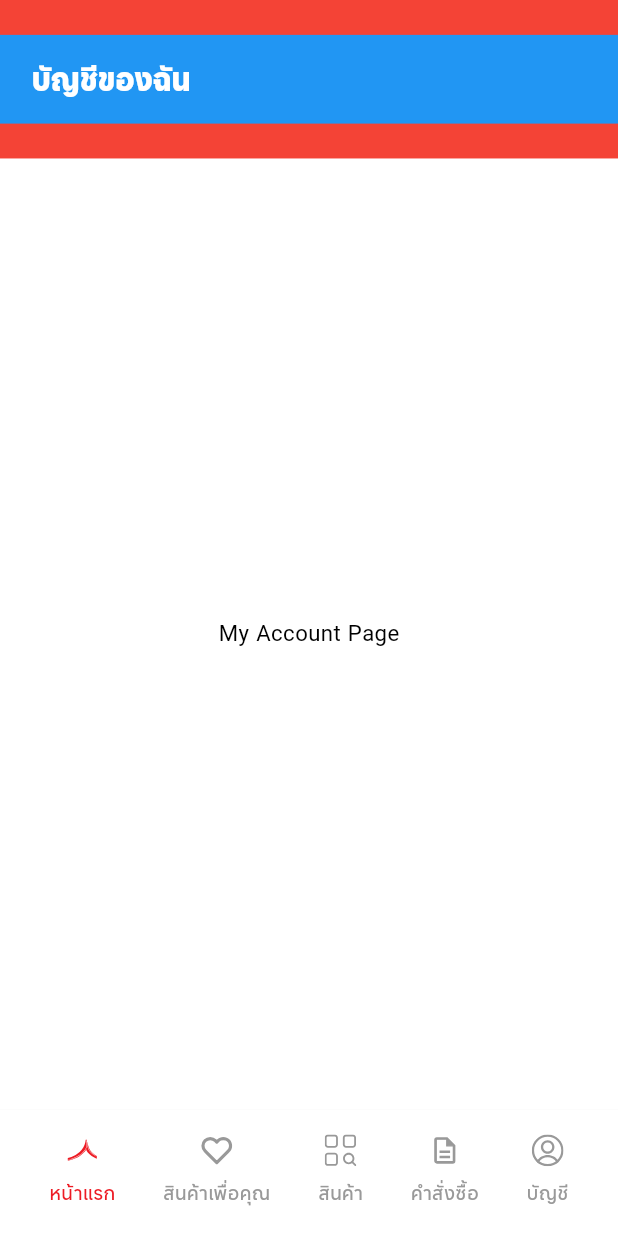
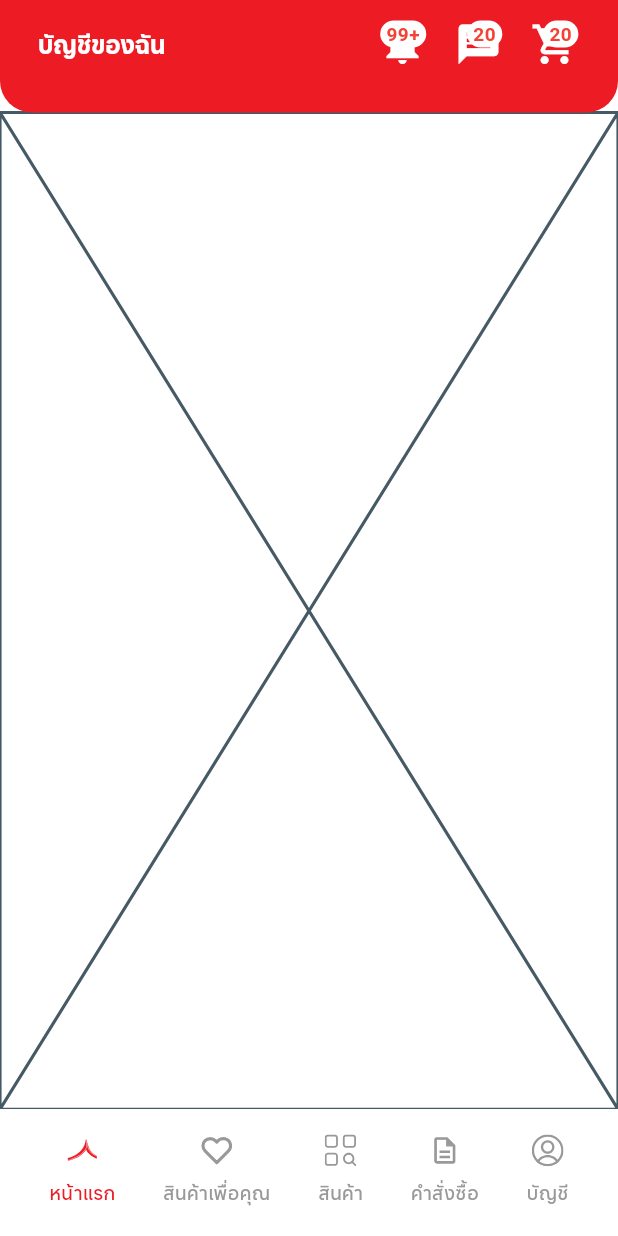
Before and after one commit to cipherstudio/simummuang-marketplace-app-seller, a Flutter app: the screen it shows after launch, after a tap on "My Account.", on a phone screen of 412 x 824 dp. Run offline on Flutter 3.47's test engine with Material 3 defaults, Android fonts, the phone set to English and light mode, and no system bars; our stand-ins replace bloc_concurrency, dio, email_validator, flutter_bloc, flutter_otp_text_field, flutter_svg and 8 more; generated files the repository leaves out were written again.

Commit message:
integrate my account app bar.

```diff
--- a/lib/components/example/smm_app_bar_main_app_bar_example.dart
+++ b/lib/components/example/smm_app_bar_main_app_bar_example.dart
@@ -22,130 +22,130 @@ class _SMMAppBarMainAppBarExampleState
   }
 }
 
-class MyAccountPage extends StatelessWidget {
-  @override
-  Widget build(BuildContext context) {
-    return Scaffold(
-      appBar: AppBar(
-        backgroundColor: Colors.red,
-        toolbarHeight: 100,
+// class MyAccountPage extends StatelessWidget {
+//   @override
+//   Widget build(BuildContext context) {
+//     return Scaffold(
+//       appBar: AppBar(
+//         backgroundColor: Colors.red,
+//         toolbarHeight: 100,
 
-        automaticallyImplyLeading: false,
-        title: Container(
-          color: Colors.blue,
-          height: kToolbarHeight,
-          child: Padding(
-            padding: const EdgeInsets.symmetric(vertical: 8.0, horizontal: 20),
-            child: Row(
-              children: [
-                Text(
-                  'บัญชีของฉัน', // "My Account" in Thai
-                  style: TextStyle(
-                    fontWeight: FontWeight.bold,
-                    fontSize: 20,
-                  ),
-                ),
-              ],
-            ),
-          ),
-        ),
-        // actions: <Widget>[
-        //   IconButton(
-        //     icon: Stack(
-        //       children: <Widget>[
-        //         Icon(Icons.notifications, size: 30),
-        //         Positioned(
-        //           right: 0,
-        //           child: Container(
-        //             padding: EdgeInsets.all(1),
-        //             decoration: BoxDecoration(
-        //               color: Colors.white,
-        //               borderRadius: BorderRadius.circular(6),
-        //             ),
-        //             constraints: BoxConstraints(
-        //               minWidth: 18,
-        //               minHeight: 18,
-        //             ),
-        //             child: Text(
-        //               '99+',
-        //               style: TextStyle(
-        //                 color: Colors.red,
-        //                 fontSize: 12,
-        //                 fontWeight: FontWeight.bold,
-        //               ),
-        //               textAlign: TextAlign.center,
-        //             ),
-        //           ),
-        //         )
-        //       ],
-        //     ),
-        //     onPressed: () {},
-        //   ),
-        //   IconButton(
-        //     icon: Stack(
-        //       children: <Widget>[
-        //         Icon(Icons.message, size: 30),
-        //         Positioned(
-        //           right: 0,
-        //           child: Container(
-        //             padding: EdgeInsets.all(1),
-        //             decoration: BoxDecoration(
-        //               color: Colors.white,
-        //               borderRadius: BorderRadius.circular(6),
-        //             ),
-        //             constraints: BoxConstraints(
-        //               minWidth: 18,
-        //               minHeight: 18,
-        //             ),
-        //             child: Text(
-        //               '99',
-        //               style: TextStyle(
-        //                 color: Colors.red,
-        //                 fontSize: 12,
-        //                 fontWeight: FontWeight.bold,
-        //               ),
-        //               textAlign: TextAlign.center,
-        //             ),
-        //           ),
-        //         )
-        //       ],
-        //     ),
-        //     onPressed: () {},
-        //   ),
-        //   IconButton(
-        //     icon: Stack(
-        //       children: <Widget>[
-        //         Icon(Icons.shopping_cart, size: 30),
-        //         Positioned(
-        //           right: 0,
-        //           child: Container(
-        //             padding: EdgeInsets.all(1),
-        //             decoration: BoxDecoration(
-        //               color: Colors.white,
-        //               borderRadius: BorderRadius.circular(6),
-        //             ),
-        //             constraints: BoxConstraints(
-        //               minWidth: 18,
-        //               minHeight: 18,
-        //             ),
-        //             child: Text(
-        //               '9',
-        //               style: TextStyle(
-        //                 color: Colors.red,
-        //                 fontSize: 12,
-        //                 fontWeight: FontWeight.bold,
-        //               ),
-        //               textAlign: TextAlign.center,
-        //             ),
-        //           ),
-        //         )
-        //       ],
-        //     ),
-        //     onPressed: () {},
-        //   ),
-        // ],
-      ),
-      body: Center(child: Text('My Account Page')),
-    );
-  }
-}
+//         automaticallyImplyLeading: false,
+//         title: Container(
+//           color: Colors.blue,
+//           height: kToolbarHeight,
+//           child: Padding(
+//             padding: const EdgeInsets.symmetric(vertical: 8.0, horizontal: 20),
+//             child: Row(
+//               children: [
+//                 Text(
+//                   'บัญชีของฉัน', // "My Account" in Thai
+//                   style: TextStyle(
+//                     fontWeight: FontWeight.bold,
+//                     fontSize: 20,
+//                   ),
+//                 ),
+//               ],
+//             ),
+//           ),
+//         ),
+//         // actions: <Widget>[
+//         //   IconButton(
+//         //     icon: Stack(
+//         //       children: <Widget>[
+//         //         Icon(Icons.notifications, size: 30),
+//         //         Positioned(
+//         //           right: 0,
+//         //           child: Container(
+//         //             padding: EdgeInsets.all(1),
+//         //             decoration: BoxDecoration(
+//         //               color: Colors.white,
+//         //               borderRadius: BorderRadius.circular(6),
+//         //             ),
+//         //             constraints: BoxConstraints(
+//         //               minWidth: 18,
+//         //               minHeight: 18,
+//         //             ),
+//         //             child: Text(
+//         //               '99+',
+//         //               style: TextStyle(
+//         //                 color: Colors.red,
+//         //                 fontSize: 12,
+//         //                 fontWeight: FontWeight.bold,
+//         //               ),
+//         //               textAlign: TextAlign.center,
+//         //             ),
+//         //           ),
+//         //         )
+//         //       ],
+//         //     ),
+//         //     onPressed: () {},
+//         //   ),
+//         //   IconButton(
+//         //     icon: Stack(
+//         //       children: <Widget>[
+//         //         Icon(Icons.message, size: 30),
+//         //         Positioned(
+//         //           right: 0,
+//         //           child: Container(
+//         //             padding: EdgeInsets.all(1),
+//         //             decoration: BoxDecoration(
+//         //               color: Colors.white,
+//         //               borderRadius: BorderRadius.circular(6),
+//         //             ),
+//         //             constraints: BoxConstraints(
+//         //               minWidth: 18,
+//         //               minHeight: 18,
+//         //             ),
+//         //             child: Text(
+//         //               '99',
+//         //               style: TextStyle(
+//         //                 color: Colors.red,
+//         //                 fontSize: 12,
+//         //                 fontWeight: FontWeight.bold,
+//         //               ),
+//         //               textAlign: TextAlign.center,
+//         //             ),
+//         //           ),
+//         //         )
+//         //       ],
+//         //     ),
+//         //     onPressed: () {},
+//         //   ),
+//         //   IconButton(
+//         //     icon: Stack(
+//         //       children: <Widget>[
+//         //         Icon(Icons.shopping_cart, size: 30),
+//         //         Positioned(
+//         //           right: 0,
+//         //           child: Container(
+//         //             padding: EdgeInsets.all(1),
+//         //             decoration: BoxDecoration(
+//         //               color: Colors.white,
+//         //               borderRadius: BorderRadius.circular(6),
+//         //             ),
+//         //             constraints: BoxConstraints(
+//         //               minWidth: 18,
+//         //               minHeight: 18,
+//         //             ),
+//         //             child: Text(
+//         //               '9',
+//         //               style: TextStyle(
+//         //                 color: Colors.red,
+//         //                 fontSize: 12,
+//         //                 fontWeight: FontWeight.bold,
+//         //               ),
+//         //               textAlign: TextAlign.center,
+//         //             ),
+//         //           ),
+//         //         )
+//         //       ],
+//         //     ),
+//         //     onPressed: () {},
+//         //   ),
+//         // ],
+//       ),
+//       body: Center(child: Text('My Account Page')),
+//     );
+//   }
+// }
--- a/lib/components/smm_app_bar.dart
+++ b/lib/components/smm_app_bar.dart
@@ -19,6 +19,7 @@ class SMMAppBar extends StatelessWidget implements PreferredSizeWidget {
   final PreferredSizeWidget? bottom;
   final double? curveRadius;
   final bool showLeading;
+  final List<Widget>? actions;
   // final List<Widget> actions = List.empty(growable: true);
 
   factory SMMAppBar.loginAndRegister({Key? key}) {
@@ -79,6 +80,20 @@ class SMMAppBar extends StatelessWidget implements PreferredSizeWidget {
       shapeCurve: true,
       curveRadius: 20,
       showLeading: false,
+      actions: [
+        SMMNotificationIconButton.notification(
+          notificationCounts: '99+',
+        ),
+        SMMNotificationIconButton.message(
+          notificationCounts: '20',
+        ),
+        SMMNotificationIconButton.shoppingCart(
+          notificationCounts: '20',
+        ),
+        const SizedBox(
+          width: 16,
+        )
+      ],
     );
   }
 
@@ -95,6 +110,7 @@ class SMMAppBar extends StatelessWidget implements PreferredSizeWidget {
     this.bottom,
     this.curveRadius,
     required this.showLeading,
+    this.actions,
   });
 
   @override
@@ -115,20 +131,21 @@ class SMMAppBar extends StatelessWidget implements PreferredSizeWidget {
               ),
             )
           : null,
-      actions: <Widget>[
-        SMMNotificationIconButton.notification(
-          notificationCounts: '99+',
-        ),
-        SMMNotificationIconButton.message(
-          notificationCounts: '20',
-        ),
-        SMMNotificationIconButton.shoppingCart(
-          notificationCounts: '20',
-        ),
-        const SizedBox(
-          width: 16,
-        )
-      ],
+      // actions: <Widget>[
+      //   SMMNotificationIconButton.notification(
+      //     notificationCounts: '99+',
+      //   ),
+      //   SMMNotificationIconButton.message(
+      //     notificationCounts: '20',
+      //   ),
+      //   SMMNotificationIconButton.shoppingCart(
+      //     notificationCounts: '20',
+      //   ),
+      //   const SizedBox(
+      //     width: 16,
+      //   )
+      // ],
+      actions: actions,
     );
   }
 
--- a/lib/features/my_account/view/my_account_page.dart
+++ b/lib/features/my_account/view/my_account_page.dart
@@ -1,4 +1,5 @@
 import 'package:flutter/material.dart';
+import 'package:smm_application/components/smm_app_bar.dart';
 
 class MyAccountPage extends StatefulWidget {
   const MyAccountPage({super.key});
@@ -10,6 +11,9 @@ class MyAccountPage extends StatefulWidget {
 class _MyAccountPageState extends State<MyAccountPage> {
   @override
   Widget build(BuildContext context) {
-    return const Placeholder();
+    return Scaffold(
+      appBar: SMMAppBar.myAccount(),
+      body: const Placeholder(),
+    );
   }
 }
--- a/lib/router/app_router.dart
+++ b/lib/router/app_router.dart
@@ -5,6 +5,7 @@ import 'package:smm_application/core/route/shell_route_nav_bar.dart';
 import 'package:smm_application/features/example_page/view/example_page.dart';
 import 'package:smm_application/features/forgot_password/view/forgot_password_page.dart';
 import 'package:smm_application/features/login_page/view/login_page.dart';
+import 'package:smm_application/features/my_account/view/my_account_page.dart';
 import 'package:smm_application/features/register/view/register_page.dart';
 import 'package:smm_application/features/seller_setting/view/seller_setting_page.dart';
 import 'package:smm_application/features/set_new_password/view/set_new_password_page.dart';
@@ -54,7 +55,7 @@ class AppRouter {
             GoRoute(
               path: myAccountPagePath,
               name: myAccountPageNamed,
-              builder: (context, state) => MyAccountPage(),
+              builder: (context, state) => const MyAccountPage(),
             ),
           ],
         ),
```
